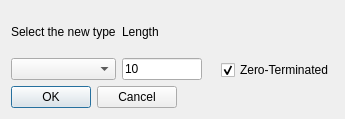
Old version of the form GUI/EditTypeDialog.ui in the repository korcankaraokcu/PINCE.
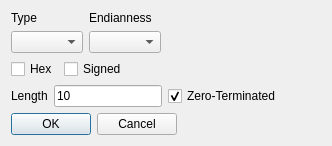
New version of the form.

Commit message: Implement repr and endian for value type dialogs

```diff
--- a/GUI/EditTypeDialog.ui
+++ b/GUI/EditTypeDialog.ui
@@ -2,20 +2,6 @@
 <ui version="4.0">
  <class>Dialog</class>
  <widget class="QDialog" name="Dialog">
-  <property name="geometry">
-   <rect>
-    <x>0</x>
-    <y>0</y>
-    <width>345</width>
-    <height>119</height>
-   </rect>
-  </property>
-  <property name="maximumSize">
-   <size>
-    <width>345</width>
-    <height>119</height>
-   </size>
-  </property>
   <property name="windowTitle">
    <string>Type</string>
   </property>
@@ -27,7 +13,7 @@
        <item>
         <widget class="QLabel" name="label">
          <property name="text">
-          <string>Select the new type</string>
+          <string>Type</string>
          </property>
         </widget>
        </item>
@@ -39,76 +25,45 @@
      <item>
       <layout class="QVBoxLayout" name="verticalLayout_3">
        <item>
-        <widget class="QLabel" name="label_Length">
+        <widget class="QLabel" name="label_2">
          <property name="text">
-          <string>Length</string>
+          <string>Endianness</string>
          </property>
         </widget>
        </item>
        <item>
-        <layout class="QHBoxLayout" name="horizontalLayout_2">
-         <item>
-          <widget class="QLineEdit" name="lineEdit_Length">
-           <property name="text">
-            <string notr="true">10</string>
-           </property>
-          </widget>
-         </item>
-         <item>
-          <spacer name="horizontalSpacer_2">
-           <property name="orientation">
-            <enum>Qt::Horizontal</enum>
-           </property>
-           <property name="sizeHint" stdset="0">
-            <size>
-             <width>40</width>
-             <height>20</height>
-            </size>
-           </property>
-          </spacer>
-         </item>
-        </layout>
+        <widget class="QComboBox" name="comboBox_Endianness"/>
        </item>
       </layout>
      </item>
      <item>
-      <layout class="QVBoxLayout" name="verticalLayout_2">
-       <item>
-        <spacer name="verticalSpacer">
-         <property name="orientation">
-          <enum>Qt::Vertical</enum>
-         </property>
-         <property name="sizeHint" stdset="0">
-          <size>
-           <width>20</width>
-           <height>40</height>
-          </size>
-         </property>
-        </spacer>
-       </item>
-       <item>
-        <widget class="QCheckBox" name="checkBox_ZeroTerminate">
-         <property name="text">
-          <string>Zero-Terminated</string>
-         </property>
-         <property name="checked">
-          <bool>true</bool>
-         </property>
-        </widget>
-       </item>
-      </layout>
+      <spacer name="horizontalSpacer_3">
+       <property name="orientation">
+        <enum>Qt::Horizontal</enum>
+       </property>
+       <property name="sizeHint" stdset="0">
+        <size>
+         <width>40</width>
+         <height>20</height>
+        </size>
+       </property>
+      </spacer>
      </item>
     </layout>
    </item>
    <item row="1" column="0">
-    <layout class="QHBoxLayout" name="horizontalLayout">
+    <layout class="QHBoxLayout" name="horizontalLayout_2">
      <item>
-      <widget class="QDialogButtonBox" name="buttonBox">
-       <property name="orientation">
-        <enum>Qt::Horizontal</enum>
+      <widget class="QCheckBox" name="checkBox_Hex">
+       <property name="text">
+        <string>Hex</string>
        </property>
-       <property name="standardButtons">
-        <set>QDialogButtonBox::Cancel|QDialogButtonBox::Ok</set>
+      </widget>
+     </item>
+     <item>
+      <widget class="QCheckBox" name="checkBox_Signed">
+       <property name="text">
+        <string>Signed</string>
        </property>
       </widget>
      </item>
@@ -119,14 +74,79 @@
        </property>
        <property name="sizeHint" stdset="0">
         <size>
-         <width>37</width>
-         <height>17</height>
+         <width>40</width>
+         <height>20</height>
         </size>
        </property>
       </spacer>
      </item>
     </layout>
    </item>
+   <item row="3" column="0" alignment="Qt::AlignLeft">
+    <widget class="QDialogButtonBox" name="buttonBox">
+     <property name="orientation">
+      <enum>Qt::Horizontal</enum>
+     </property>
+     <property name="standardButtons">
+      <set>QDialogButtonBox::Cancel|QDialogButtonBox::Ok</set>
+     </property>
+    </widget>
+   </item>
+   <item row="2" column="0">
+    <widget class="QWidget" name="widget_Length" native="true">
+     <layout class="QHBoxLayout" name="horizontalLayout_4">
+      <property name="leftMargin">
+       <number>0</number>
+      </property>
+      <property name="topMargin">
+       <number>0</number>
+      </property>
+      <property name="rightMargin">
+       <number>0</number>
+      </property>
+      <property name="bottomMargin">
+       <number>0</number>
+      </property>
+      <item>
+       <widget class="QLabel" name="label_Length">
+        <property name="text">
+         <string>Length</string>
+        </property>
+       </widget>
+      </item>
+      <item>
+       <widget class="QLineEdit" name="lineEdit_Length">
+        <property name="text">
+         <string notr="true">10</string>
+        </property>
+       </widget>
+      </item>
+      <item>
+       <widget class="QCheckBox" name="checkBox_ZeroTerminate">
+        <property name="text">
+         <string>Zero-Terminated</string>
+        </property>
+        <property name="checked">
+         <bool>true</bool>
+        </property>
+       </widget>
+      </item>
+      <item>
+       <spacer name="horizontalSpacer_2">
+        <property name="orientation">
+         <enum>Qt::Horizontal</enum>
+        </property>
+        <property name="sizeHint" stdset="0">
+         <size>
+          <width>40</width>
+          <height>20</height>
+         </size>
+        </property>
+       </spacer>
+      </item>
+     </layout>
+    </widget>
+   </item>
   </layout>
  </widget>
  <resources/>
```
Left out of the diff: 32 changed lines with no effect on the pictures. The commit also changes 5 other files.
